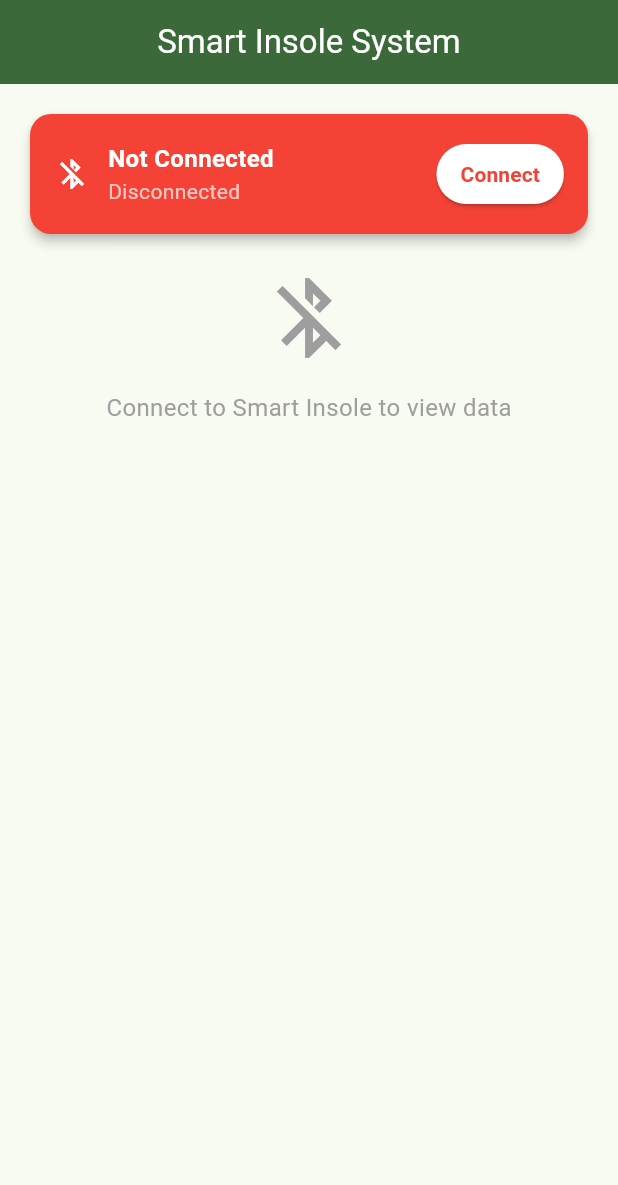
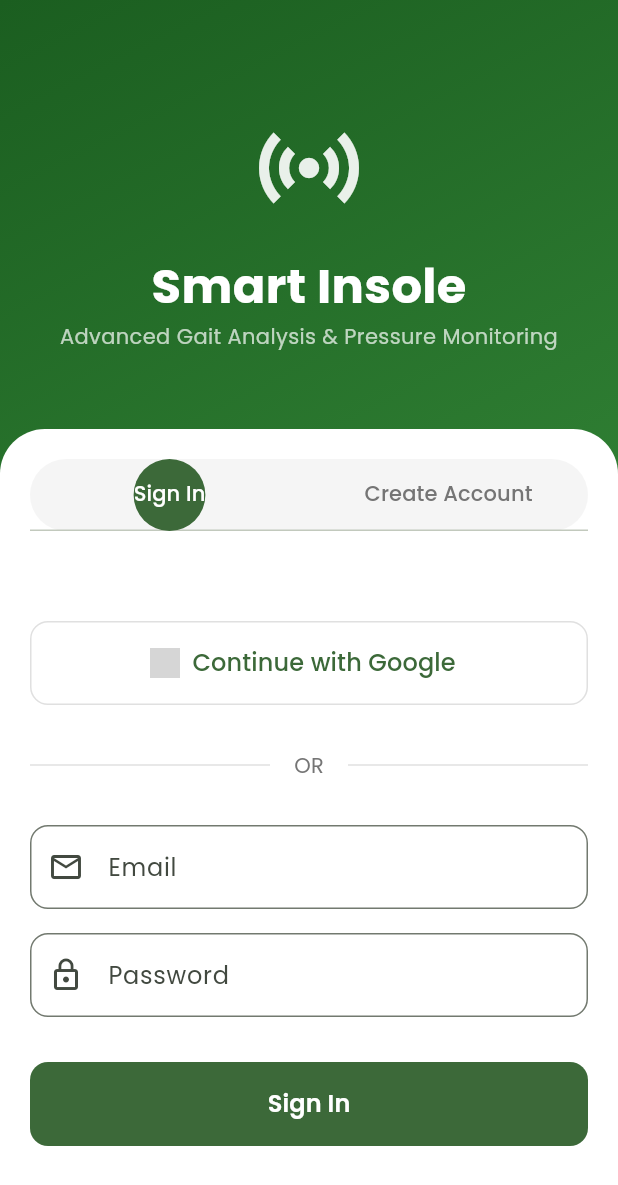
Before and after one commit to alwinsdon/smart_insole_app, a Flutter app: the screen it shows after launch, on a phone screen of 412 x 824 dp. Shown: the top 1185 px of the screen. Run offline on Flutter 3.47's test engine with Material 3 defaults, Android fonts, the phone set to English and light mode, and no system bars; our stand-ins replace fl_chart, flutter_bluetooth_serial, google_fonts, google_sign_in, permission_handler, shared_preferences; network calls fail; grey boxes are pictures that could not be loaded.

Commit message:
Major UX overhaul: Professional auth system with Google Sign-In + local auth, tabbed interface, Google Fonts integration

```diff
--- a/lib/main.dart
+++ b/lib/main.dart
@@ -1,9 +1,11 @@
 import 'package:flutter/material.dart';
 import 'package:provider/provider.dart';
 import 'package:permission_handler/permission_handler.dart';
+import 'package:google_fonts/google_fonts.dart';
 import 'services/bluetooth_service.dart';
+import 'services/auth_service.dart';
 import 'screens/home_screen.dart';
-import 'screens/sign_in_page.dart';
+import 'screens/auth_screen.dart';
 
 void main() {
   runApp(const SmartInsoleApp());
@@ -24,6 +26,7 @@ class SmartInsoleApp extends StatelessWidget {
             seedColor: const Color(0xFF2E7D32), // brand green
             brightness: Brightness.light,
           ),
+          textTheme: GoogleFonts.poppinsTextTheme(),
           appBarTheme: const AppBarTheme(
             elevation: 0,
             centerTitle: true,
@@ -41,13 +44,18 @@ class SmartInsoleApp extends StatelessWidget {
             seedColor: const Color(0xFF2E7D32),
             brightness: Brightness.dark,
           ),
+          textTheme: GoogleFonts.poppinsTextTheme(ThemeData.dark().textTheme),
           appBarTheme: const AppBarTheme(
             elevation: 0,
             centerTitle: true,
           ),
         ),
         themeMode: ThemeMode.system,
-        home: const PermissionWrapper(),
+        routes: {
+          '/': (context) => const AuthWrapper(),
+          '/auth': (context) => const AuthScreen(),
+          '/home': (context) => const PermissionWrapper(),
+        },
         debugShowCheckedModeBanner: false,
       ),
     );
@@ -196,7 +204,30 @@ class _PermissionWrapperState extends State<PermissionWrapper> {
       );
     }
 
-    // For now, go straight to Home. We can gate with sign-in later.
     return const HomeScreen();
   }
 }
+
+class AuthWrapper extends StatelessWidget {
+  const AuthWrapper({super.key});
+
+  @override
+  Widget build(BuildContext context) {
+    return FutureBuilder<bool>(
+      future: AuthService().isLoggedIn(),
+      builder: (context, snapshot) {
+        if (snapshot.connectionState == ConnectionState.waiting) {
+          return const Scaffold(
+            body: Center(child: CircularProgressIndicator()),
+          );
+        }
+
+        if (snapshot.data == true) {
+          return const PermissionWrapper();
+        } else {
+          return const AuthScreen();
+        }
+      },
+    );
+  }
+}
--- /dev/null
+++ b/lib/screens/auth_screen.dart
@@ -0,0 +1,381 @@
+import 'package:flutter/material.dart';
+import 'package:google_fonts/google_fonts.dart';
+import '../services/auth_service.dart';
+
+class AuthScreen extends StatefulWidget {
+  const AuthScreen({super.key});
+
+  @override
+  State<AuthScreen> createState() => _AuthScreenState();
+}
+
+class _AuthScreenState extends State<AuthScreen> with TickerProviderStateMixin {
+  late TabController _tabController;
+  final _authService = AuthService();
+
+  @override
+  void initState() {
+    super.initState();
+    _tabController = TabController(length: 2, vsync: this);
+  }
+
+  @override
+  void dispose() {
+    _tabController.dispose();
+    super.dispose();
+  }
+
+  @override
+  Widget build(BuildContext context) {
+    return Scaffold(
+      body: Container(
+        decoration: const BoxDecoration(
+          gradient: LinearGradient(
+            begin: Alignment.topLeft,
+            end: Alignment.bottomRight,
+            colors: [
+              Color(0xFF1B5E20),
+              Color(0xFF2E7D32),
+              Color(0xFF4CAF50),
+            ],
+          ),
+        ),
+        child: SafeArea(
+          child: Column(
+            children: [
+              // Header
+              Padding(
+                padding: const EdgeInsets.all(32.0),
+                child: Column(
+                  children: [
+                    const SizedBox(height: 40),
+                    Icon(
+                      Icons.sensors,
+                      size: 80,
+                      color: Colors.white.withOpacity(0.9),
+                    ),
+                    const SizedBox(height: 16),
+                    Text(
+                      'Smart Insole',
+                      style: GoogleFonts.poppins(
+                        fontSize: 32,
+                        fontWeight: FontWeight.bold,
+                        color: Colors.white,
+                      ),
+                    ),
+                    Text(
+                      'Advanced Gait Analysis & Pressure Monitoring',
+                      style: GoogleFonts.poppins(
+                        fontSize: 14,
+                        color: Colors.white70,
+                      ),
+                      textAlign: TextAlign.center,
+                    ),
+                  ],
+                ),
+              ),
+
+              // Auth Card
+              Expanded(
+                child: Container(
+                  margin: const EdgeInsets.only(top: 20),
+                  decoration: const BoxDecoration(
+                    color: Colors.white,
+                    borderRadius: BorderRadius.only(
+                      topLeft: Radius.circular(30),
+                      topRight: Radius.circular(30),
+                    ),
+                  ),
+                  child: Column(
+                    children: [
+                      // Tab Bar
+                      Container(
+                        margin: const EdgeInsets.all(20),
+                        decoration: BoxDecoration(
+                          color: Colors.grey[100],
+                          borderRadius: BorderRadius.circular(25),
+                        ),
+                        child: TabBar(
+                          controller: _tabController,
+                          indicator: BoxDecoration(
+                            color: Theme.of(context).primaryColor,
+                            borderRadius: BorderRadius.circular(25),
+                          ),
+                          labelColor: Colors.white,
+                          unselectedLabelColor: Colors.grey[600],
+                          tabs: const [
+                            Tab(text: 'Sign In'),
+                            Tab(text: 'Create Account'),
+                          ],
+                        ),
+                      ),
+
+                      // Tab Views
+                      Expanded(
+                        child: TabBarView(
+                          controller: _tabController,
+                          children: [
+                            _buildSignInTab(),
+                            _buildCreateAccountTab(),
+                          ],
+                        ),
+                      ),
+                    ],
+                  ),
+                ),
+              ),
+            ],
+          ),
+        ),
+      ),
+    );
+  }
+
+  Widget _buildSignInTab() {
+    return SingleChildScrollView(
+      padding: const EdgeInsets.all(20),
+      child: Column(
+        children: [
+          const SizedBox(height: 20),
+
+          // Google Sign-In Button
+          SizedBox(
+            width: double.infinity,
+            height: 56,
+            child: OutlinedButton.icon(
+              onPressed: _handleGoogleSignIn,
+              icon: Image.network(
+                'https://www.gstatic.com/firebasejs/ui/2.0.0/images/auth/google.svg',
+                width: 20,
+                height: 20,
+              ),
+              label: Text(
+                'Continue with Google',
+                style: GoogleFonts.poppins(
+                  fontSize: 16,
+                  fontWeight: FontWeight.w500,
+                ),
+              ),
+              style: OutlinedButton.styleFrom(
+                side: BorderSide(color: Colors.grey[300]!),
+                shape: RoundedRectangleBorder(
+                  borderRadius: BorderRadius.circular(12),
+                ),
+              ),
+            ),
+          ),
+
+          const SizedBox(height: 30),
+
+          // Divider
+          Row(
+            children: [
+              Expanded(child: Divider(color: Colors.grey[300])),
+              Padding(
+                padding: const EdgeInsets.symmetric(horizontal: 16),
+                child: Text(
+                  'OR',
+                  style: TextStyle(color: Colors.grey[600]),
+                ),
+              ),
+              Expanded(child: Divider(color: Colors.grey[300])),
+            ],
+          ),
+
+          const SizedBox(height: 30),
+
+          // Email/Password Form
+          _EmailPasswordForm(isSignUp: false, authService: _authService),
+        ],
+      ),
+    );
+  }
+
+  Widget _buildCreateAccountTab() {
+    return SingleChildScrollView(
+      padding: const EdgeInsets.all(20),
+      child: Column(
+        children: [
+          const SizedBox(height: 20),
+          _EmailPasswordForm(isSignUp: true, authService: _authService),
+        ],
+      ),
+    );
+  }
+
+  Future<void> _handleGoogleSignIn() async {
+    try {
+      final success = await _authService.signInWithGoogle();
+      if (success && mounted) {
+        Navigator.of(context).pushReplacementNamed('/home');
+      } else if (mounted) {
+        ScaffoldMessenger.of(context).showSnackBar(
+          const SnackBar(content: Text('Google Sign-In failed')),
+        );
+      }
+    } catch (e) {
+      if (mounted) {
+        ScaffoldMessenger.of(context).showSnackBar(
+          SnackBar(content: Text('Error: $e')),
+        );
+      }
+    }
+  }
+}
+
+class _EmailPasswordForm extends StatefulWidget {
+  final bool isSignUp;
+  final AuthService authService;
+
+  const _EmailPasswordForm({
+    required this.isSignUp,
+    required this.authService,
+  });
+
+  @override
+  State<_EmailPasswordForm> createState() => _EmailPasswordFormState();
+}
+
+class _EmailPasswordFormState extends State<_EmailPasswordForm> {
+  final _formKey = GlobalKey<FormState>();
+  final _nameController = TextEditingController();
+  final _emailController = TextEditingController();
+  final _passwordController = TextEditingController();
+  final _confirmPasswordController = TextEditingController();
+  bool _loading = false;
+
+  @override
+  Widget build(BuildContext context) {
+    return Form(
+      key: _formKey,
+      child: Column(
+        children: [
+          if (widget.isSignUp) ...[
+            TextFormField(
+              controller: _nameController,
+              decoration: InputDecoration(
+                labelText: 'Full Name',
+                prefixIcon: const Icon(Icons.person_outline),
+                border: OutlineInputBorder(
+                  borderRadius: BorderRadius.circular(12),
+                ),
+              ),
+              validator: (v) => v == null || v.trim().isEmpty ? 'Enter your name' : null,
+            ),
+            const SizedBox(height: 16),
+          ],
+
+          TextFormField(
+            controller: _emailController,
+            decoration: InputDecoration(
+              labelText: 'Email',
+              prefixIcon: const Icon(Icons.email_outlined),
+              border: OutlineInputBorder(
+                borderRadius: BorderRadius.circular(12),
+              ),
+            ),
+            keyboardType: TextInputType.emailAddress,
+            validator: (v) => v == null || !v.contains('@') ? 'Enter a valid email' : null,
+          ),
+
+          const SizedBox(height: 16),
+
+          TextFormField(
+            controller: _passwordController,
+            decoration: InputDecoration(
+              labelText: 'Password',
+              prefixIcon: const Icon(Icons.lock_outline),
+              border: OutlineInputBorder(
+                borderRadius: BorderRadius.circular(12),
+              ),
+            ),
+            obscureText: true,
+            validator: (v) => (v == null || v.length < 6) ? 'Min 6 characters' : null,
+          ),
+
+          if (widget.isSignUp) ...[
+            const SizedBox(height: 16),
+            TextFormField(
+              controller: _confirmPasswordController,
+              decoration: InputDecoration(
+                labelText: 'Confirm Password',
+                prefixIcon: const Icon(Icons.lock_outline),
+                border: OutlineInputBorder(
+                  borderRadius: BorderRadius.circular(12),
+                ),
+              ),
+              obscureText: true,
+              validator: (v) => v != _passwordController.text ? 'Passwords do not match' : null,
+            ),
+          ],
+
+          const SizedBox(height: 30),
+
+          SizedBox(
+            width: double.infinity,
+            height: 56,
+            child: FilledButton(
+              onPressed: _loading ? null : _handleSubmit,
+              style: FilledButton.styleFrom(
+                shape: RoundedRectangleBorder(
+                  borderRadius: BorderRadius.circular(12),
+                ),
+              ),
+              child: _loading
+                  ? const CircularProgressIndicator(color: Colors.white)
+                  : Text(
+                      widget.isSignUp ? 'Create Account' : 'Sign In',
+                      style: GoogleFonts.poppins(
+                        fontSize: 16,
+                        fontWeight: FontWeight.w600,
+                      ),
+                    ),
+            ),
+          ),
+        ],
+      ),
+    );
+  }
+
+  Future<void> _handleSubmit() async {
+    if (!_formKey.currentState!.validate()) return;
+
+    setState(() => _loading = true);
+
+    try {
+      bool success;
+      if (widget.isSignUp) {
+        success = await widget.authService.createAccount(
+          email: _emailController.text,
+          password: _passwordController.text,
+          name: _nameController.text,
+        );
+      } else {
+        success = await widget.authService.signIn(
+          email: _emailController.text,
+          password: _passwordController.text,
+        );
+      }
+
+      if (success && mounted) {
+        Navigator.of(context).pushReplacementNamed('/home');
+      } else if (mounted) {
+        ScaffoldMessenger.of(context).showSnackBar(
+          SnackBar(
+            content: Text(widget.isSignUp
+                ? 'Failed to create account'
+                : 'Invalid email or password'),
+          ),
+        );
+      }
+    } catch (e) {
+      if (mounted) {
+        ScaffoldMessenger.of(context).showSnackBar(
+          SnackBar(content: Text('Error: $e')),
+        );
+      }
+    } finally {
+      if (mounted) setState(() => _loading = false);
+    }
+  }
+}
--- a/lib/services/auth_service.dart
+++ b/lib/services/auth_service.dart
@@ -1,33 +1,86 @@
 import 'dart:convert';
 import 'package:crypto/crypto.dart';
 import 'package:shared_preferences/shared_preferences.dart';
+import 'package:google_sign_in/google_sign_in.dart';
 
-class LocalAuthService {
+class AuthService {
   static const _kEmailKey = 'auth_email';
   static const _kPasswordHashKey = 'auth_password_hash';
+  static const _kGoogleSignedInKey = 'google_signed_in';
+  static const _kUserNameKey = 'user_name';
 
-  Future<bool> hasAccount() async {
+  final GoogleSignIn _googleSignIn = GoogleSignIn(
+    scopes: ['email', 'profile'],
+  );
+
+  // Check if user is logged in (either locally or via Google)
+  Future<bool> isLoggedIn() async {
     final prefs = await SharedPreferences.getInstance();
-    return prefs.containsKey(_kEmailKey) && prefs.containsKey(_kPasswordHashKey);
+    return prefs.getBool(_kGoogleSignedInKey) == true ||
+           (prefs.containsKey(_kEmailKey) && prefs.containsKey(_kPasswordHashKey));
   }
 
-  Future<void> createAccount({required String email, required String password}) async {
+  // Get current user info
+  Future<Map<String, String?>> getCurrentUser() async {
     final prefs = await SharedPreferences.getInstance();
-    final hash = sha256.convert(utf8.encode(password)).toString();
-    await prefs.setString(_kEmailKey, email.trim());
-    await prefs.setString(_kPasswordHashKey, hash);
+    return {
+      'email': prefs.getString(_kEmailKey),
+      'name': prefs.getString(_kUserNameKey),
+      'isGoogle': prefs.getBool(_kGoogleSignedInKey).toString(),
+    };
   }
 
+  // Google Sign-In
+  Future<bool> signInWithGoogle() async {
+    try {
+      final GoogleSignInAccount? account = await _googleSignIn.signIn();
+      if (account == null) return false;
+
+      final prefs = await SharedPreferences.getInstance();
+      await prefs.setString(_kEmailKey, account.email);
+      await prefs.setString(_kUserNameKey, account.displayName ?? '');
+      await prefs.setBool(_kGoogleSignedInKey, true);
+      return true;
+    } catch (e) {
+      print('Google Sign-In error: $e');
+      return false;
+    }
+  }
+
+  // Local account creation
+  Future<bool> createAccount({required String email, required String password, required String name}) async {
+    try {
+      final prefs = await SharedPreferences.getInstance();
+      final hash = sha256.convert(utf8.encode(password)).toString();
+      await prefs.setString(_kEmailKey, email.trim());
+      await prefs.setString(_kPasswordHashKey, hash);
+      await prefs.setString(_kUserNameKey, name.trim());
+      await prefs.setBool(_kGoogleSignedInKey, false);
+      return true;
+    } catch (e) {
+      return false;
+    }
+  }
+
+  // Local sign-in
   Future<bool> signIn({required String email, required String password}) async {
     final prefs = await SharedPreferences.getInstance();
     final savedEmail = prefs.getString(_kEmailKey);
     final savedHash = prefs.getString(_kPasswordHashKey);
     if (savedEmail == null || savedHash == null) return false;
+
     final attempt = sha256.convert(utf8.encode(password)).toString();
-    return savedEmail.trim() == email.trim() && savedHash == attempt;
+    if (savedEmail.trim() == email.trim() && savedHash == attempt) {
+      await prefs.setBool(_kGoogleSignedInKey, false);
+      return true;
+    }
+    return false;
   }
 
+  // Sign out
   Future<void> signOut() async {
-    // For local auth demo, nothing to clear besides session flags if added later
+    final prefs = await SharedPreferences.getInstance();
+    await _googleSignIn.signOut();
+    await prefs.clear();
   }
 }
--- a/pubspec.yaml
+++ b/pubspec.yaml
@@ -35,6 +35,12 @@ dependencies:
   shared_preferences: ^2.2.2
   crypto: ^3.0.3
 
+  # Google Sign-In
+  google_sign_in: ^6.2.1
+
+  # Icons and fonts
+  google_fonts: ^6.1.0
+
 dev_dependencies:
   flutter_test:
     sdk: flutter
```
